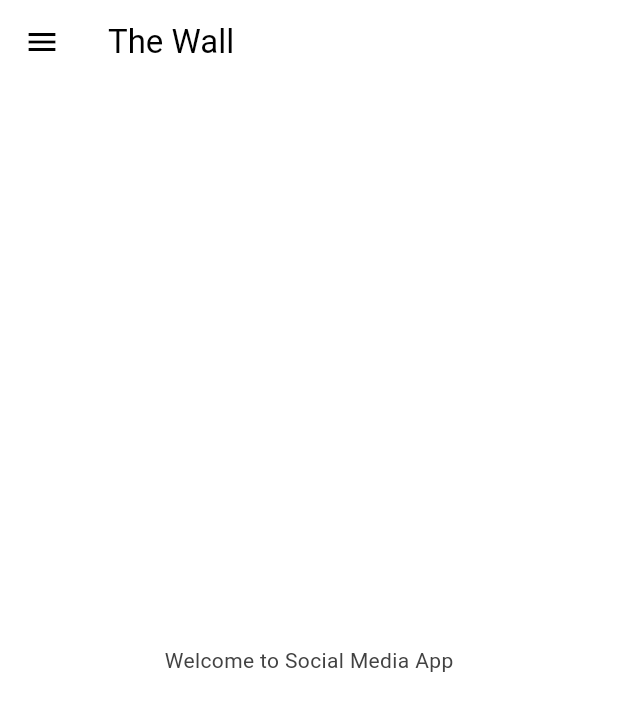
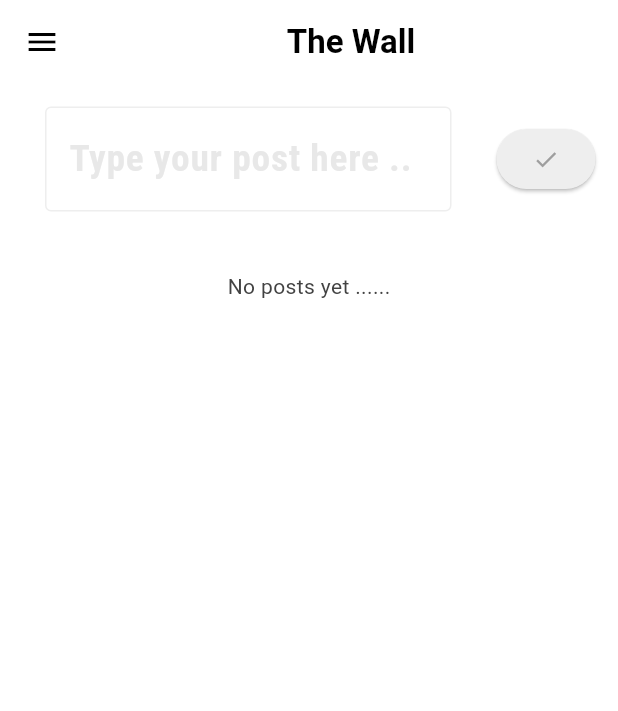
Before and after one commit to Chinokoo/social_medial_app, a Flutter app: the screen it shows once a user with an empty profile is signed in, on a phone screen of 412 x 824 dp. Shown: the top 711 px of the screen. Run offline on Flutter 3.47's test engine with Material 3 defaults, Android fonts, the light colour scheme and no system bars; our stand-ins replace cloud_firestore, firebase_auth, firebase_core, flutter_dotenv, google_fonts; accounts and stored records are empty.

Commit message:
Create: Posts

```diff
--- /dev/null
+++ b/lib/database/firestore_database.dart
@@ -0,0 +1,29 @@
+import 'package:cloud_firestore/cloud_firestore.dart';
+import 'package:firebase_auth/firebase_auth.dart';
+
+class FirestoreDatabase {
+  //current logged in user
+  User? user = FirebaseAuth.instance.currentUser;
+
+  //get a collection of posts from firebase
+  final CollectionReference posts =
+      FirebaseFirestore.instance.collection("Posts");
+
+  //post a post.
+  Future<void> addPost(String message) {
+    return posts.add({
+      'UserEmail': user!.email,
+      'PostMessage': message,
+      "TimeStamp": Timestamp.now(),
+    });
+  }
+
+  //read a post from a database.
+  Stream<QuerySnapshot> getPostsStream() {
+    final postsStream = FirebaseFirestore.instance
+        .collection("Posts")
+        .orderBy("TimeStamp", descending: true)
+        .snapshots();
+    return postsStream;
+  }
+}
--- a/lib/pages/homepage.dart
+++ b/lib/pages/homepage.dart
@@ -1,19 +1,112 @@
+import 'package:cloud_firestore/cloud_firestore.dart';
 import 'package:flutter/material.dart';
 import 'package:social_medial_app/components/wall_drawer.dart';
+import 'package:social_medial_app/components/wall_list_tile.dart';
+import 'package:social_medial_app/components/wall_textField.dart';
+import 'package:social_medial_app/database/firestore_database.dart';
 
 class Homepage extends StatelessWidget {
   const Homepage({super.key});
 
   @override
   Widget build(BuildContext context) {
+    //create firebase database instance.
+    FirestoreDatabase database = FirestoreDatabase();
+
+    //post controller
+    TextEditingController postController = TextEditingController();
+
+    //post  a message.
+    void postMessage() {
+      //only post a message, if there is something in the textfield
+      if (postController.text.isNotEmpty) {
+        String message = postController.text;
+        database.addPost(message);
+      }
+      //clear the controller
+      postController.clear();
+    }
+
     return Scaffold(
-      appBar: AppBar(
-        title: Text('The Wall'),
-      ),
-      drawer: WallDrawer(),
-      body: Center(
-        child: Text('Welcome to Social Media App'),
-      ),
-    );
+        backgroundColor: Theme.of(context).colorScheme.surface,
+        appBar: AppBar(
+          title: const Center(
+              child: Text(
+            'The Wall',
+            style: TextStyle(fontWeight: FontWeight.bold),
+          )),
+        ),
+        drawer: const WallDrawer(),
+        body: Column(
+          children: [
+            //input field for adding post
+            Row(
+              children: [
+                Expanded(
+                  child: SizedBox(
+                    width: 10,
+                    child: WallTextfield(
+                        hintText: "Type your post here ..",
+                        obscureText: false,
+                        controller: postController),
+                  ),
+                ),
+                Padding(
+                    padding: const EdgeInsets.only(right: 15),
+                    child: ElevatedButton(
+                        onPressed: postMessage,
+                        style: ElevatedButton.styleFrom(
+                          backgroundColor:
+                              Theme.of(context).colorScheme.primary,
+                        ),
+                        child: Icon(
+                          Icons.done,
+                          color: Theme.of(context).colorScheme.inversePrimary,
+                        ))),
+              ],
+            ),
+
+            // expanded widgets for all the posts.
+            StreamBuilder(
+                stream: database.getPostsStream(),
+                builder: (context, snapshot) {
+                  //show loading circle
+                  if (snapshot.connectionState == ConnectionState.waiting) {
+                    return const Center(
+                      child: CircularProgressIndicator(),
+                    );
+                  }
+                  //get all posts
+                  final posts = snapshot.data!.docs;
+
+                  //if no data
+                  if (snapshot.data == null || posts.isEmpty) {
+                    return const Center(
+                        child: Padding(
+                      padding: EdgeInsets.all(25),
+                      child: Text("No posts yet ......"),
+                    ));
+                  }
+
+                  // return as a list
+                  return Expanded(
+                    child: ListView.builder(
+                        itemCount: posts.length,
+                        itemBuilder: (context, index) {
+                          //get each individual post
+                          final post = posts[index];
+
+                          //get data from each post.
+                          String message = post['PostMessage'];
+                          String userEmail = post['UserEmail'];
+                          Timestamp timestamp = post['TimeStamp'];
+
+                          return WallListTile(
+                              title: message, subtitle: userEmail);
+                        }),
+                  );
+                })
+          ],
+        ));
   }
 }
```
Also changed, not shown: lib/components/wall_list_tile.dart (added, +21 -0 lines), lib/pages/users_page.dart (+5 -4 lines).
